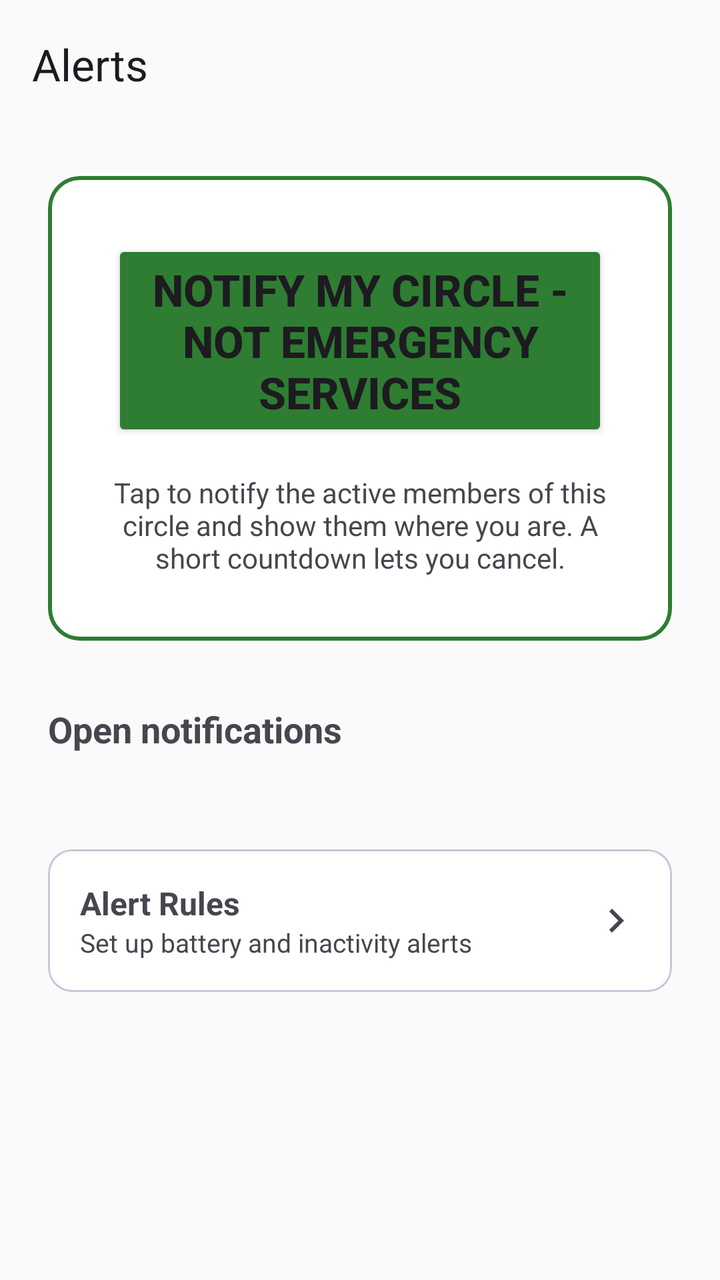
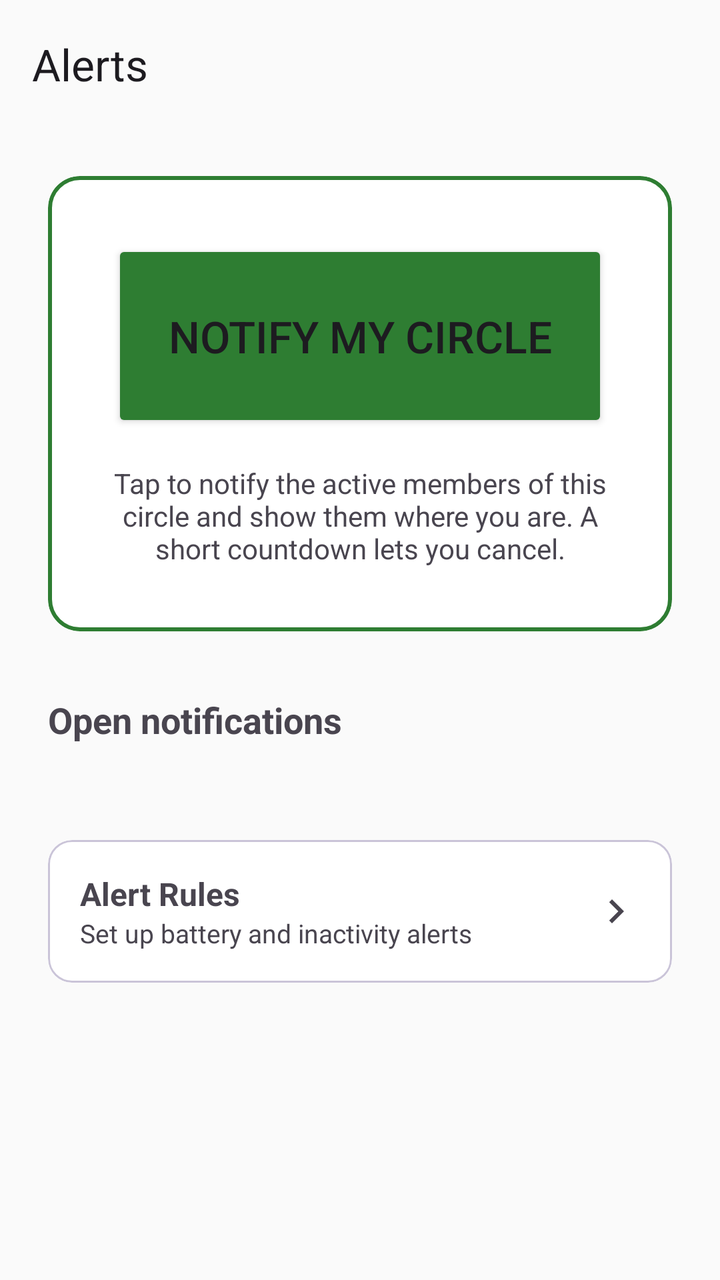

An Android layout rendered at two revisions. The XML below is the earlier revision; the diff shows what the commit changed to produce the second picture.
<!-- AndroidManifest.xml: application theme Theme.Track -->
<!-- res/layout/fragment_sos.xml -->
<?xml version="1.0" encoding="utf-8"?>
<androidx.coordinatorlayout.widget.CoordinatorLayout
    xmlns:android="http://schemas.android.com/apk/res/android"
    xmlns:app="http://schemas.android.com/apk/res-auto"
    android:layout_width="match_parent"
    android:layout_height="match_parent"
    android:fitsSystemWindows="true">

    <LinearLayout
        android:layout_width="match_parent"
        android:layout_height="match_parent"
        android:orientation="vertical"
        android:fitsSystemWindows="true">

        <com.google.android.material.appbar.MaterialToolbar
            android:id="@+id/toolbar"
            android:layout_width="match_parent"
            android:layout_height="wrap_content"
            app:title="@string/sos_title" />

        <androidx.core.widget.NestedScrollView
            android:layout_width="match_parent"
            android:layout_height="0dp"
            android:layout_weight="1">

            <LinearLayout
                android:layout_width="match_parent"
                android:layout_height="wrap_content"
                android:orientation="vertical"
                android:padding="24dp">

                <com.google.android.material.card.MaterialCardView
                    android:layout_width="match_parent"
                    android:layout_height="wrap_content"
                    app:cardBackgroundColor="@color/surface_container"
                    app:cardCornerRadius="16dp"
                    app:cardElevation="0dp"
                    app:strokeColor="@color/sos_notify_green_on_surface"
                    app:strokeWidth="2dp">

                    <LinearLayout
                        android:layout_width="match_parent"
                        android:layout_height="wrap_content"
                        android:orientation="vertical"
                        android:gravity="center"
                        android:padding="32dp">

                        
                        
                        <Button
                            android:id="@+id/btnSos"
                            android:layout_width="match_parent"
                            android:layout_height="wrap_content"
                            android:minHeight="96dp"
                            android:text="@string/sos_button"
                            android:textSize="22sp"
                            android:textStyle="bold"
                            android:backgroundTint="@color/sos_notify_green"
                            app:cornerRadius="20dp" />

                        
                        <LinearLayout
                            android:id="@+id/countdownContainer"
                            android:layout_width="match_parent"
                            android:layout_height="wrap_content"
                            android:orientation="vertical"
                            android:gravity="center"
                            android:visibility="gone">

                            <TextView
                                android:id="@+id/tvCountdown"
                                android:layout_width="wrap_content"
                                android:layout_height="wrap_content"
                                android:text="5"
                                android:textSize="72sp"
                                android:textStyle="bold"
                                android:textColor="@color/sos_notify_green_on_surface" />

                            <TextView
                                android:layout_width="wrap_content"
                                android:layout_height="wrap_content"
                                android:text="@string/sos_sending"
                                android:textColor="?android:attr/textColorSecondary" />

                            <TextView
                                android:id="@+id/tvReachExplanation"
                                android:layout_width="match_parent"
                                android:layout_height="wrap_content"
                                android:layout_marginTop="12dp"
                                android:gravity="center"
                                android:text="@string/sos_reach_explanation"
                                android:textSize="12sp"
                                android:textColor="?android:attr/textColorSecondary" />

                            <Button
                                android:id="@+id/btnCancelCountdown"
                                android:layout_width="wrap_content"
                                android:layout_height="wrap_content"
                                android:layout_marginTop="16dp"
                                android:text="@string/sos_cancel"
                                style="@style/Widget.Material3.Button.OutlinedButton" />

                        </LinearLayout>

                        
                        <LinearLayout
                            android:id="@+id/notSentContainer"
                            android:layout_width="match_parent"
                            android:layout_height="wrap_content"
                            android:orientation="vertical"
                            android:gravity="center"
                            android:visibility="gone">

                            <TextView
                                android:id="@+id/tvNotSent"
                                android:layout_width="match_parent"
                                android:layout_height="wrap_content"
                                android:gravity="center"
                                android:textSize="18sp"
                                android:textStyle="bold"
                                android:accessibilityLiveRegion="polite" />

                            <Button
                                android:id="@+id/btnNotSentTryAgain"
                                android:layout_width="match_parent"
                                android:layout_height="wrap_content"
                                android:layout_marginTop="16dp"
                                android:text="@string/sos_not_sent_try_again"
                                android:backgroundTint="@color/sos_notify_green" />

                            <Button
                                android:id="@+id/btnNotSentLetGo"
                                android:layout_width="wrap_content"
                                android:layout_height="wrap_content"
                                android:layout_marginTop="8dp"
                                android:text="@string/sos_cancel"
                                style="@style/Widget.Material3.Button.OutlinedButton" />

                        </LinearLayout>

                        <TextView
                            android:layout_width="wrap_content"
                            android:layout_height="wrap_content"
                            android:layout_marginTop="16dp"
                            android:gravity="center"
                            android:text="@string/sos_tap_hint"
                            android:textColor="?android:attr/textColorSecondary" />

                    </LinearLayout>
                </com.google.android.material.card.MaterialCardView>

                <TextView
                    android:layout_width="wrap_content"
                    android:layout_height="wrap_content"
                    android:layout_marginTop="32dp"
                    android:text="@string/sos_active_alerts"
                    android:textSize="18sp"
                    android:textStyle="bold" />

                <TextView
                    android:id="@+id/tvNoActiveAlerts"
                    android:layout_width="match_parent"
                    android:layout_height="wrap_content"
                    android:layout_marginTop="16dp"
                    android:gravity="center"
                    android:padding="32dp"
                    android:text="@string/sos_no_alerts"
                    android:textColor="?android:attr/textColorSecondary"
                    android:visibility="gone" />

                <androidx.recyclerview.widget.RecyclerView
                    android:id="@+id/rvActiveAlerts"
                    android:layout_width="match_parent"
                    android:layout_height="wrap_content"
                    android:layout_marginTop="16dp"
                    android:nestedScrollingEnabled="false" />

                
                <com.google.android.material.card.MaterialCardView
                    android:id="@+id/cardSafetyRules"
                    android:layout_width="match_parent"
                    android:layout_height="wrap_content"
                    android:layout_marginTop="32dp"
                    app:cardBackgroundColor="@color/surface_container"
                    app:cardCornerRadius="12dp"
                    app:cardElevation="0dp"
                    android:clickable="true"
                    android:focusable="true">

                    <LinearLayout
                        android:layout_width="match_parent"
                        android:layout_height="wrap_content"
                        android:orientation="horizontal"
                        android:gravity="center_vertical"
                        android:padding="16dp">

                        <LinearLayout
                            android:layout_width="0dp"
                            android:layout_height="wrap_content"
                            android:layout_weight="1"
                            android:orientation="vertical">

                            <TextView
                                android:layout_width="wrap_content"
                                android:layout_height="wrap_content"
                                android:text="@string/safety_rules_title"
                                android:textSize="16sp"
                                android:textStyle="bold" />

                            <TextView
                                android:layout_width="wrap_content"
                                android:layout_height="wrap_content"
                                android:text="Set up battery and inactivity alerts"
                                android:textSize="13sp"
                                android:textColor="?android:attr/textColorSecondary" />

                        </LinearLayout>

                        
                        <ImageView
                            android:layout_width="24dp"
                            android:layout_height="24dp"
                            android:src="@drawable/ic_chevron_right"
                            android:contentDescription="@string/safety_rules_title"
                            app:tint="?android:attr/textColorSecondary" />

                    </LinearLayout>
                </com.google.android.material.card.MaterialCardView>

            </LinearLayout>
        </androidx.core.widget.NestedScrollView>
    </LinearLayout>

</androidx.coordinatorlayout.widget.CoordinatorLayout>
<!-- resources referenced by this layout -->
<resources>
  <color name="sos_notify_green">#2E7D32</color>
  <color name="sos_notify_green_on_surface">#2E7D32</color>
  <color name="surface_container">#ffffff</color>
  <!-- drawable ic_chevron_right (drawable) -->
  <?xml version="1.0" encoding="utf-8"?>
  <vector xmlns:android="http://schemas.android.com/apk/res/android"
      android:width="24dp"
      android:height="24dp"
      android:viewportWidth="24"
      android:viewportHeight="24">
      <path
          android:fillColor="#000000"
          android:pathData="M10,6L8.59,7.41 13.17,12l-4.58,4.59L10,18l6,-6z" />
  </vector>
  <string name="safety_rules_title">Alert Rules</string>
  <string name="sos_active_alerts">Open notifications</string>
  <string name="sos_button">Notify my circle - not emergency services</string>
  <string name="sos_cancel">Cancel</string>
  <string name="sos_no_alerts">Nobody has asked for attention</string>
  <string name="sos_not_sent_try_again">Try again</string>
  <string name="sos_reach_explanation">This sends your location only to active members of this circle. Delivery is not guaranteed. If you are in immediate danger, contact your local emergency services.</string>
  <string name="sos_sending">Notifying your circle…</string>
  <string name="sos_tap_hint">Tap to notify the active members of this circle and show them where you are. A short countdown lets you cancel.</string>
  <string name="sos_title">Alerts</string>
  <color name="primary">#6d4aff</color>
  <color name="on_primary">#ffffff</color>
  <color name="primary_container">#e8e0ff</color>
  <color name="on_primary_container">#1a1040</color>
  <color name="secondary">#10b981</color>
  <color name="on_secondary">#022c1f</color>
  <color name="secondary_container">#d1fae5</color>
  <color name="on_secondary_container">#064E3B</color>
  <color name="surface">#fafafa</color>
  <color name="on_surface">#1a1a2e</color>
  <color name="on_surface_variant">#555566</color>
  <color name="surface_container_high">#f5f5f8</color>
  <color name="background">#fafafa</color>
  <color name="on_background">#1a1a2e</color>
  <color name="outline">#84848f</color>
  <color name="outline_variant">#cac4d8</color>
  <color name="error">#e53935</color>
  <color name="on_error">#ffffff</color>
  <color name="error_container">#ffebe9</color>
  <!-- unchanged entries left out for length: 1 -->
</resources>

<!-- the commit's change to res/layout/fragment_sos.xml (unified diff, before → after) -->
@@ -54,7 +54,6 @@
                             android:minHeight="96dp"
                             android:text="@string/sos_button"
                             android:textSize="22sp"
-                            android:textStyle="bold"
                             android:backgroundTint="@color/sos_notify_green"
                             app:cornerRadius="20dp" />
 
<!-- resource entries referenced after the edit -->
@@ -16,7 +16,7 @@
   </vector>
   <string name="safety_rules_title">Alert Rules</string>
   <string name="sos_active_alerts">Open notifications</string>
-  <string name="sos_button">Notify my circle - not emergency services</string>
+  <string name="sos_button">Notify my circle</string>
   <string name="sos_cancel">Cancel</string>
   <string name="sos_no_alerts">Nobody has asked for attention</string>
   <string name="sos_not_sent_try_again">Try again</string>
